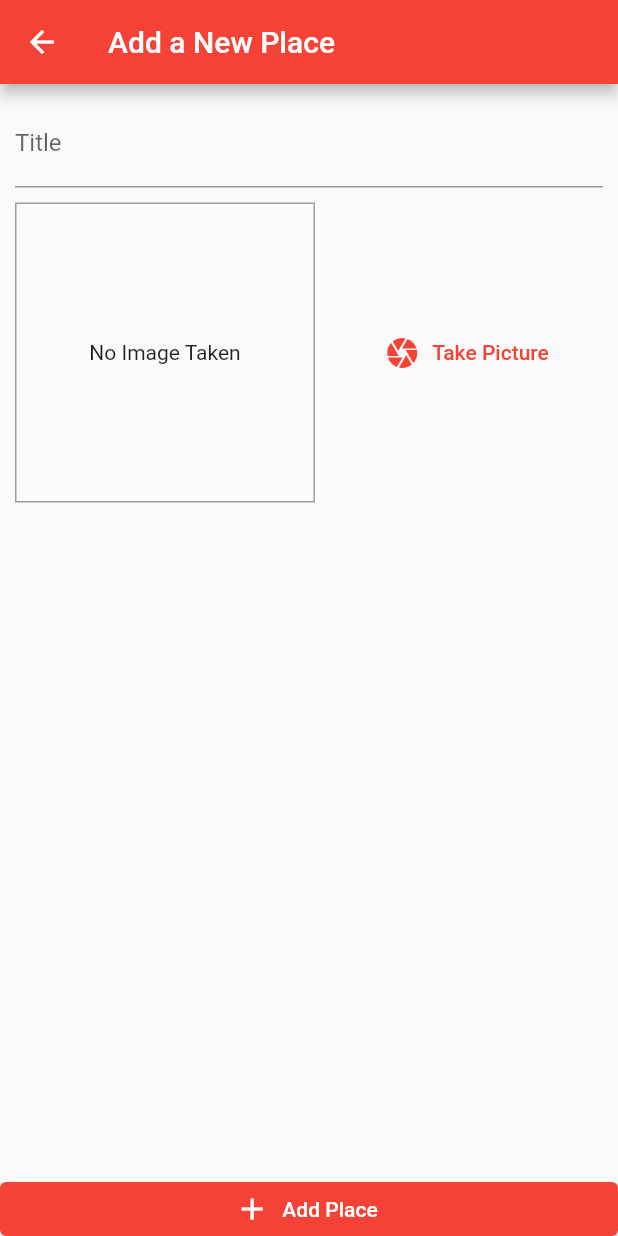
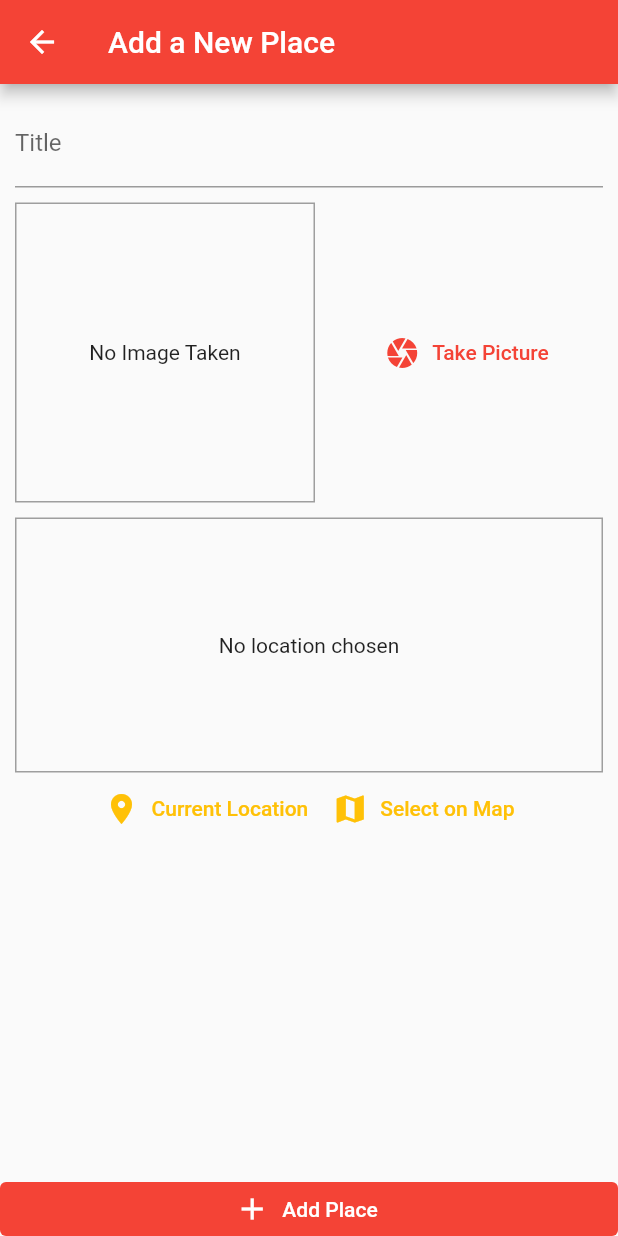
Before and after one commit to haziqkamel/Great-Places-App, a Flutter app: the AddPlacesScreen screen opened by its route, on a phone screen of 412 x 824 dp. Run offline on Flutter 3.47's test engine with Material 2 defaults, Android fonts, the phone set to English and light mode, and no system bars; our stand-ins replace google_maps_flutter, image_picker, location, sqflite; accounts and stored records are empty.

Commit message:
Googgle Map Features

```diff
--- a/lib/helpers/db_helper.dart
+++ b/lib/helpers/db_helper.dart
@@ -9,7 +9,7 @@ class DBHelper {
       path.join(dbPath, 'places.db'), //this will create dbPath/places.db
       onCreate: (db, version) {
         return db.execute(
-            'CREATE TABLE user_places(id TEXT PRIMARY KEY, title TEXT, image TEXT)');
+            'CREATE TABLE user_places(id TEXT PRIMARY KEY, title TEXT, image TEXT, loc_lat REAL, loc_lng REAL, address TEXT)');
       },
       version: 1,
     );
--- /dev/null
+++ b/lib/helpers/location_helper.dart
@@ -0,0 +1,18 @@
+import 'package:http/http.dart' as http;
+import 'dart:convert';
+
+const GOOGLE_API_KEY = 'AIzaSyC6iekKS6PVFXEBGzxWQr15JtpaFG6CU3o';
+
+class LocationHelper {
+  static String generateLocationPreviewImage(
+      {double latitude, double longitude}) {
+    return 'https://maps.googleapis.com/maps/api/staticmap?center=&$latitude,$longitude&zoom=16&size=600x300&maptype=roadmap&markers=color:red%7Clabel:C%7C$latitude,$longitude&key=$GOOGLE_API_KEY';
+  }
+
+  static Future<String> getPlaceAddress(double lat, double lng) async {
+    final url = Uri.parse(
+        'https://maps.googleapis.com/maps/api/geocode/json?latlng=$lat,$lng&key=$GOOGLE_API_KEY');
+    final response = await http.get(url);
+    return json.decode(response.body)['results'][0]['formatted_address'];
+  }
+}
--- a/lib/main.dart
+++ b/lib/main.dart
@@ -14,6 +14,7 @@ class MyApp extends StatelessWidget {
     return ChangeNotifierProvider(
       create: (ctx) => GreatPlaces(),
       child: MaterialApp(
+        debugShowCheckedModeBanner: false,
         title: 'Great Places',
         theme: ThemeData(
           primarySwatch: Colors.red,
--- a/lib/models/place.dart
+++ b/lib/models/place.dart
@@ -7,7 +7,7 @@ class PlaceLocation {
   final double longitude;
   final String address;
 
-  PlaceLocation({
+  const PlaceLocation({
     @required this.latitude,
     @required this.longitude,
     this.address,
--- a/lib/screens/add_places_screen.dart
+++ b/lib/screens/add_places_screen.dart
@@ -1,8 +1,10 @@
 import 'dart:io';
 
 import 'package:flutter/material.dart';
+import 'package:great_places_app/models/place.dart';
 import 'package:great_places_app/providers/great_places.dart';
 import 'package:great_places_app/widgets/image_input.dart';
+import 'package:great_places_app/widgets/location_input.dart';
 import 'package:provider/provider.dart';
 
 class AddPlacesScreen extends StatefulWidget {
@@ -15,20 +17,27 @@ class AddPlacesScreen extends StatefulWidget {
 class _AddPlacesScreenState extends State<AddPlacesScreen> {
   final _titleController = TextEditingController();
   File _pickedImage;
+  PlaceLocation _pickedLocation;
 
   void _selectImage(File pickedImage) {
     _pickedImage = pickedImage;
   }
 
+  void _selectPlace(double lat, double lng) {
+    _pickedLocation = PlaceLocation(latitude: lat, longitude: lng);
+  }
+
   void _savePlace() {
-    if (_titleController.text.isEmpty || _pickedImage == null) {
+    if (_titleController.text.isEmpty ||
+        _pickedImage == null ||
+        _pickedLocation == null) {
       print(_titleController.text);
       print(_pickedImage);
       print('Empty');
       return;
     }
     Provider.of<GreatPlaces>(context, listen: false)
-        .addPlace(_titleController.text, _pickedImage);
+        .addPlace(_titleController.text, _pickedImage, _pickedLocation);
     Navigator.of(context).pop();
   }
 
@@ -56,6 +65,8 @@ class _AddPlacesScreenState extends State<AddPlacesScreen> {
                   Container(
                     child: ImageInputW(_selectImage),
                   ),
+                  SizedBox(height: 10),
+                  LocationInput(_selectPlace),
                 ],
               ),
             ),
--- a/lib/screens/places_list_screen.dart
+++ b/lib/screens/places_list_screen.dart
@@ -40,6 +40,7 @@ class PlacesListScreen extends StatelessWidget {
                                 FileImage(greatPlaces.items[i].image),
                           ),
                           title: Text(greatPlaces.items[i].title),
+                          subtitle: Text(greatPlaces.items[i].location.address),
                           onTap: () {},
                         ),
                       ),
--- /dev/null
+++ b/lib/widgets/location_input.dart
@@ -0,0 +1,113 @@
+import 'package:flutter/material.dart';
+import 'package:google_maps_flutter/google_maps_flutter.dart';
+import 'package:great_places_app/helpers/location_helper.dart';
+import 'package:great_places_app/screens/map_screen.dart';
+import 'package:location/location.dart';
+
+class LocationInput extends StatefulWidget {
+  final Function onSelectPlace;
+
+  LocationInput(this.onSelectPlace);
+
+  @override
+  _LocationInputState createState() => _LocationInputState();
+}
+
+class _LocationInputState extends State<LocationInput> {
+  String _previewImageUrl;
+
+  void _showPreview(double lat, double lng) {
+    //imageUrl based on lat,long
+    final staticMapImageUrl = LocationHelper.generateLocationPreviewImage(
+      latitude: lat,
+      longitude: lng,
+    );
+    setState(() {
+      _previewImageUrl = staticMapImageUrl;
+    });
+  }
+
+  //get coordinate: latitude and longitude
+  Future<void> _getCurrentUserLocation() async {
+    try {
+      final locData = await Location().getLocation();
+      _showPreview(locData.latitude, locData.longitude);
+      print(locData.latitude);
+      print(locData.longitude);
+      widget.onSelectPlace(locData.latitude, locData.longitude);
+    } catch (error) {
+      print(error);
+    }
+  }
+
+  Future<void> _selectOnMap() async {
+    final LatLng selectedLocation = await Navigator.of(context).push<LatLng>(
+      MaterialPageRoute(
+        fullscreenDialog: true,
+        builder: (ctx) => MapScreen(
+          isSelecting: true,
+        ),
+      ),
+    );
+    if (selectedLocation == null) {
+      return;
+    }
+    print(selectedLocation.latitude);
+    print(selectedLocation.longitude);
+    _showPreview(selectedLocation.latitude, selectedLocation.longitude);
+    widget.onSelectPlace(selectedLocation.latitude, selectedLocation.longitude);
+  }
+
+  @override
+  Widget build(BuildContext context) {
+    return Column(
+      children: [
+        Container(
+          height: 170,
+          width: double.infinity,
+          child: _previewImageUrl == null
+              ? Text(
+                  'No location chosen',
+                  textAlign: TextAlign.center,
+                )
+              : Image.network(
+                  _previewImageUrl,
+                  fit: BoxFit.cover,
+                  width: double.infinity,
+                ),
+          alignment: Alignment.center,
+          decoration: BoxDecoration(
+              border: Border.all(
+            width: 1,
+            color: Colors.grey,
+          )),
+        ),
+        Row(
+          mainAxisAlignment: MainAxisAlignment.center,
+          children: [
+            TextButton.icon(
+              icon: Icon(Icons.location_on),
+              onPressed: _getCurrentUserLocation,
+              label: Text(
+                'Current Location',
+              ),
+              style: ButtonStyle(
+                foregroundColor: MaterialStateProperty.all(Colors.amber),
+              ),
+            ),
+            TextButton.icon(
+              icon: Icon(Icons.map),
+              onPressed: _selectOnMap,
+              label: Text(
+                'Select on Map',
+              ),
+              style: ButtonStyle(
+                foregroundColor: MaterialStateProperty.all(Colors.amber),
+              ),
+            ),
+          ],
+        )
+      ],
+    );
+  }
+}
--- a/pubspec.yaml
+++ b/pubspec.yaml
@@ -28,6 +28,9 @@ dependencies:
   path_provider: ^2.0.2
   path: ^1.8.0
   sqflite: ^2.0.0+3
+  location: ^4.3.0
+  google_maps_flutter: ^2.0.6
+  http: ^0.13.3
 
 
   # The following adds the Cupertino Icons font to your application.
```
Also changed, not shown: lib/providers/great_places.dart (+21 -3 lines), lib/screens/map_screen.dart (added, +69 -0 lines), pubspec.lock, 5 other files.
